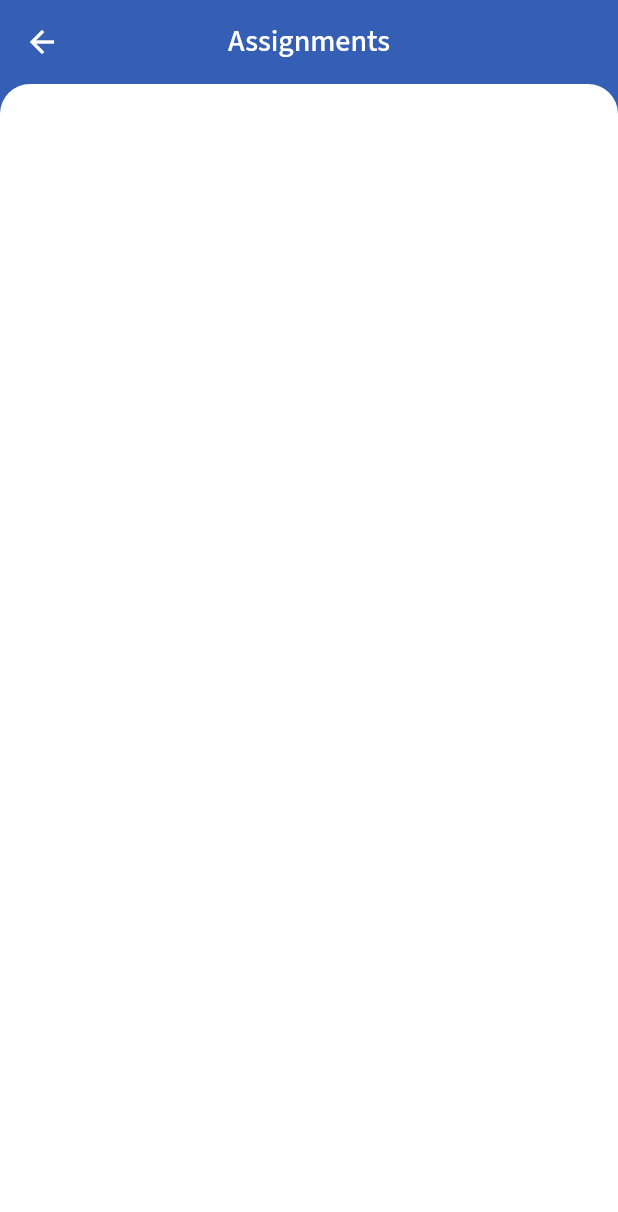
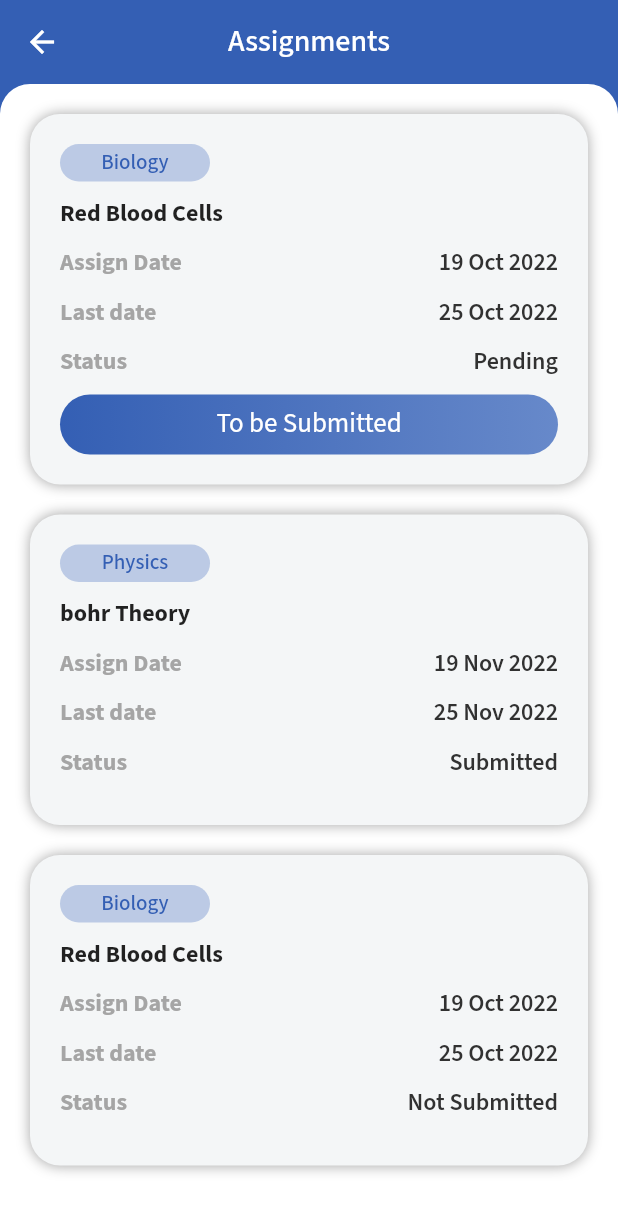
Before and after one commit to kubermirajakar/SchoolApp, a Flutter app: the AssignmentScreen screen opened by its route, on a phone screen of 412 x 824 dp. Shown: the top 1212 px of the screen. Run offline on Flutter 3.47's test engine with Material 2 defaults, Android fonts, the phone set to English and light mode, and no system bars; our stand-ins replace flutter_svg, google_fonts; missing offline and left inert: dart:js.

Commit message:
Added Assignment Screen

```diff
--- a/lib/constants.dart
+++ b/lib/constants.dart
@@ -2,6 +2,7 @@ import 'package:flutter/material.dart';
 
 //colors
 const Color kPrimaryColor = Color(0xFF345FB4);
+// const Color kPrimaryColor = Color(0xc490bcef);
 const Color kSecondaryColor = Color(0xFF6789CA);
 const Color kTextBlackColor = Color(0xFF313131);
 const Color kTextWhiteColor = Color(0xFFFFFFFF);
--- a/lib/screens/assignment_screen/assignment_Screen.dart
+++ b/lib/screens/assignment_screen/assignment_Screen.dart
@@ -1,8 +1,8 @@
 import 'package:flutter/material.dart';
 import 'package:schoolapp/constants.dart';
+import 'package:schoolapp/screens/assignment_screen/data/assignment_data.dart';
 
 class AssignmentScreen extends StatelessWidget {
-  const AssignmentScreen({Key? key}) : super(key: key);
   static String routeName = 'assignmentScreen';
 
   @override
@@ -25,7 +25,98 @@ class AssignmentScreen extends StatelessWidget {
                 ),
                 color: Colors.white,
               ),
-              //  child: ListView.builder(itemBuilder: itemBuilder),
+              child: ListView.builder(
+                padding: EdgeInsets.all(
+                  kDefaultPadding,
+                ),
+                itemCount: assignment.length,
+                itemBuilder: (context, index) => Container(
+                  child: Column(
+                    children: [
+                      Container(
+                        margin: EdgeInsets.only(
+                          bottom: 20,
+                        ),
+                        padding: EdgeInsets.all(
+                          kDefaultPadding,
+                        ),
+                        decoration: BoxDecoration(
+                          borderRadius: BorderRadius.circular(
+                            kDefaultPadding,
+                          ),
+                          color: kOtherColor,
+                          boxShadow: [
+                            BoxShadow(
+                              color: kTextLightColor,
+                              blurRadius: 7,
+                            ),
+                          ],
+                        ),
+                        child: Container(
+                          decoration: BoxDecoration(
+                            borderRadius: BorderRadius.circular(
+                              kDefaultPadding,
+                            ),
+                          ),
+                          child: Column(
+                            crossAxisAlignment: CrossAxisAlignment.start,
+                            children: [
+                              Container(
+                                width: 100,
+                                height: 25,
+                                decoration: BoxDecoration(
+                                  borderRadius: BorderRadius.circular(
+                                    kDefaultPadding,
+                                  ),
+                                  color: kSecondaryColor.withOpacity(.4),
+                                ),
+                                child: Center(
+                                  child: Text(
+                                    assignment[index].subjectName,
+                                    style: TextStyle(
+                                      color: kPrimaryColor,
+                                      fontSize: 14,
+                                      fontWeight: FontWeight.w500,
+                                    ),
+                                  ),
+                                ),
+                              ),
+                              kHalfSizedBox,
+                              Text(
+                                assignment[index].topicName,
+                                style: TextStyle(
+                                  fontSize: 16,
+                                  fontWeight: FontWeight.bold,
+                                ),
+                              ),
+                              kHalfSizedBox,
+                              AssignmentDataRow(
+                                title: 'Assign Date',
+                                value: assignment[index].assignDate,
+                              ),
+                              kHalfSizedBox,
+                              AssignmentDataRow(
+                                title: 'Last date',
+                                value: assignment[index].lastDate,
+                              ),
+                              kHalfSizedBox,
+                              AssignmentDataRow(
+                                title: 'Status',
+                                value: assignment[index].status,
+                              ),
+                              kHalfSizedBox,
+                              if (assignment[index].status == 'Pending')
+                                AssignmentStatusBtn(
+                                  title: 'To be Submitted',
+                                ),
+                            ],
+                          ),
+                        ),
+                      )
+                    ],
+                  ),
+                ),
+              ),
             ),
           )
         ],
@@ -33,3 +124,77 @@ class AssignmentScreen extends StatelessWidget {
     );
   }
 }
+
+class AssignmentStatusBtn extends StatelessWidget {
+  final String title;
+
+  const AssignmentStatusBtn({
+    super.key,
+    required this.title,
+  });
+
+  @override
+  Widget build(BuildContext context) {
+    return Center(
+      child: Container(
+        child: Center(
+          child: Text(
+            title,
+            style: TextStyle(
+              color: kTextWhiteColor,
+              fontSize: 18,
+              fontWeight: FontWeight.w400,
+            ),
+          ),
+        ),
+        height: 40,
+        decoration: BoxDecoration(
+          borderRadius: BorderRadius.circular(
+            kDefaultPadding,
+          ),
+          gradient: LinearGradient(
+            colors: [
+              kPrimaryColor,
+              kSecondaryColor,
+            ],
+          ),
+        ),
+      ),
+    );
+  }
+}
+
+class AssignmentDataRow extends StatelessWidget {
+  final String title;
+  final String value;
+  const AssignmentDataRow({
+    super.key,
+    required this.title,
+    required this.value,
+  });
+
+  @override
+  Widget build(BuildContext context) {
+    return Row(
+      mainAxisAlignment: MainAxisAlignment.spaceBetween,
+      children: [
+        Text(
+          title,
+          style: TextStyle(
+            color: kTextLightColor,
+            fontSize: 16,
+            fontWeight: FontWeight.w700,
+          ),
+        ),
+        Text(
+          value,
+          style: TextStyle(
+            color: kTextBlackColor,
+            fontSize: 16,
+            fontWeight: FontWeight.w600,
+          ),
+        ),
+      ],
+    );
+  }
+}
--- a/lib/screens/assignment_screen/data/assignment_data.dart
+++ b/lib/screens/assignment_screen/data/assignment_data.dart
@@ -27,13 +27,13 @@ List<AssignmentData> assignment = [
     'bohr Theory',
     '19 Nov 2022',
     '25 Nov 2022',
-    'Pending',
+    'Submitted',
   ),
   AssignmentData(
     'Biology',
     'Red Blood Cells',
     '19 Oct 2022',
     '25 Oct 2022',
-    'Pending',
+    'Not Submitted',
   ),
 ];
```
